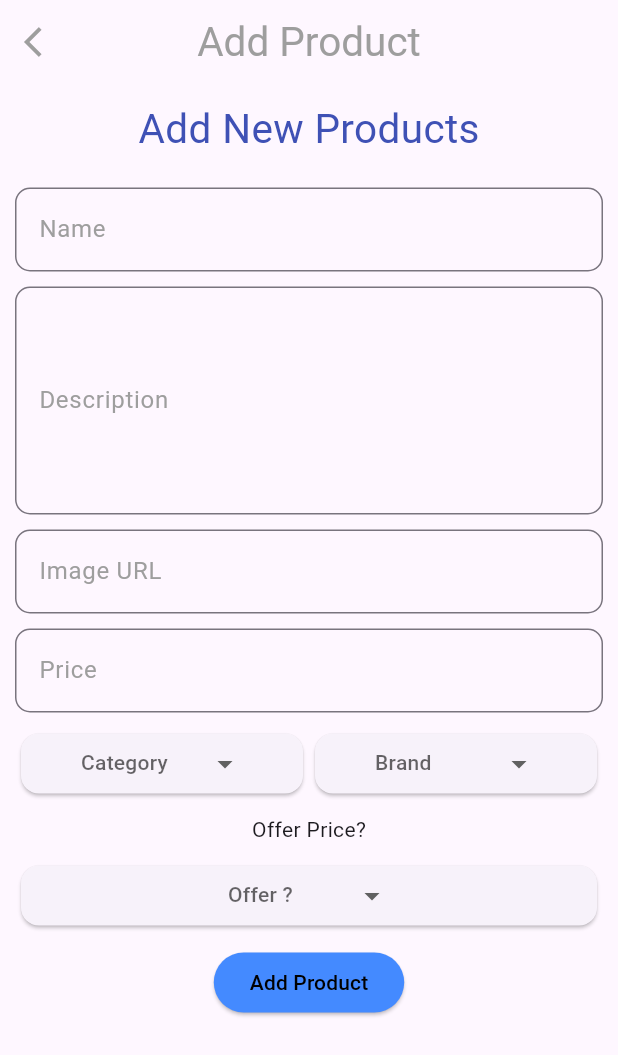
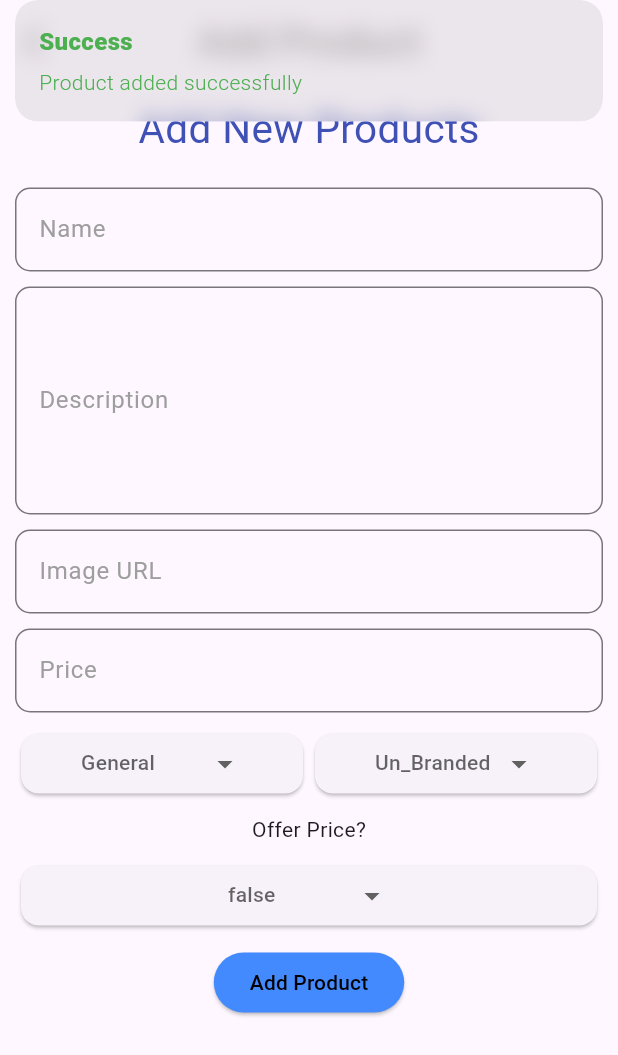
Before and after one commit to HRIDHYAMM/ecommapp, a Flutter app: the AddproductPage screen opened directly, after a tap on "Add Product", on a phone screen of 412 x 824 dp. Shown: the top 1055 px of the screen. Run offline on Flutter 3.47's test engine with Material 3 defaults, Android fonts, the light colour scheme and no system bars; drawn by our look-alikes of dropdown_button2; our stand-ins replace cloud_firestore, firebase_core, get; accounts and stored records are empty.

Commit message:
update the addproduct page

```diff
--- /dev/null
+++ b/lib/controller/homecontroller.dart
@@ -0,0 +1,62 @@
+import 'package:cloud_firestore/cloud_firestore.dart';
+import 'package:ecommapp/model/Products/products.dart';
+import 'package:flutter/material.dart';
+import 'package:get/get.dart';
+
+class HomeController extends GetxController {
+  // Initialize Firebase Firestore instance
+  final FirebaseFirestore firestore = FirebaseFirestore.instance;
+
+  late CollectionReference productCollectionReference;
+
+
+  TextEditingController productnamecontrooler=TextEditingController();
+  TextEditingController descriptioncontrooler=TextEditingController();
+  TextEditingController imageurlcontroller=TextEditingController();
+  TextEditingController pricecontrooler=TextEditingController();
+
+
+  String category="General";
+  String brand="Un_Branded";
+  bool offer=false;
+
+  @override
+  void onInit() {
+    super.onInit();
+    productCollectionReference = firestore.collection('Products');
+  }
+
+  void addProduct() {
+    try {
+      DocumentReference doc = productCollectionReference.doc();
+
+      // Create an instance of the Products class
+      Products product = Products(
+        id: doc.id,
+        name:productnamecontrooler.text,
+        category: category,
+        description: descriptioncontrooler.text,
+        offer: offer,
+        price: double.tryParse(pricecontrooler.text),
+        image: imageurlcontroller.text,
+        brand: brand,
+      );
+
+      final productJson = product.toJson();
+      doc.set(productJson);
+
+      Get.snackbar(
+        "Success",
+        "Product added successfully",
+        colorText: Colors.green,
+      );
+    } catch (e) {
+      Get.snackbar(
+        "Error",
+        e.toString(),
+        colorText: Colors.red,
+      );
+      print(e);
+    }
+  }
+}
--- a/lib/main.dart
+++ b/lib/main.dart
@@ -1,13 +1,17 @@
+import 'package:ecommapp/controller/homecontroller.dart';
 import 'package:ecommapp/firebase_options.dart';
 import 'package:ecommapp/pages/home.dart';
 import 'package:firebase_core/firebase_core.dart';
 import 'package:flutter/material.dart';
 import 'package:get/get.dart';
+
 void main()async{
+
   WidgetsFlutterBinding.ensureInitialized();
   await Firebase.initializeApp(
-    options: DefaultFirebaseOptions.currentPlatform
+  options: DefaultFirebaseOptions.currentPlatform
   );
+    Get.put(HomeController());
   runApp(const MyApp());
 }
 
--- /dev/null
+++ b/lib/model/products/products.dart
@@ -0,0 +1,44 @@
+import 'package:json_annotation/json_annotation.dart';
+
+part 'products.g.dart'; // This should match the generated file name
+
+@JsonSerializable()
+class Products {
+  @JsonKey(name: "id")
+  String? id;
+
+  @JsonKey(name: "name")
+  String? name;
+
+  @JsonKey(name: "description")
+  String? description;
+
+  @JsonKey(name: "category")
+  String? category;
+
+  @JsonKey(name: "image")
+  String? image;
+
+  @JsonKey(name: "price")
+  double? price;
+
+  @JsonKey(name: "brand")
+  String? brand;
+
+  @JsonKey(name: "offer")
+  bool? offer;
+
+  Products({
+    this.id,
+    this.name,
+    this.description,
+    this.category,
+    this.image,
+    this.price,
+    this.brand,
+    this.offer,
+  });
+
+  factory Products.fromJson(Map<String, dynamic> json) => _$ProductsFromJson(json);
+  Map<String, dynamic> toJson() => _$ProductsToJson(this);
+}
--- a/lib/pages/addproduct.dart
+++ b/lib/pages/addproduct.dart
@@ -1,11 +1,15 @@
+import 'package:ecommapp/controller/homecontroller.dart';
 import 'package:ecommapp/widget/dropdownbtn.dart';
 import 'package:flutter/material.dart';
+import 'package:get/get.dart';
 
 class AddproductPage extends StatelessWidget {
   const AddproductPage({super.key});
 
   @override
   Widget build(BuildContext context) {
+    return GetBuilder<HomeController>(
+      builder: (addproduct) {
         return Scaffold(
           appBar: AppBar(
             automaticallyImplyLeading: false,
@@ -30,6 +34,7 @@ class AddproductPage extends StatelessWidget {
                     height: 20,
                   ),
                   TextField(
+                    controller: addproduct.productnamecontrooler,
                     decoration: InputDecoration(
 
                       hintText: "Product Name",
@@ -54,6 +59,7 @@ class AddproductPage extends StatelessWidget {
                     height: 10,
                   ),
                   TextField(
+                    controller: addproduct.descriptioncontrooler,
                    maxLines: 5,
                     decoration: InputDecoration(
 
@@ -79,6 +85,7 @@ class AddproductPage extends StatelessWidget {
                     height: 10,
                   ),
                   TextField(
+                    controller: addproduct.imageurlcontroller,
                     decoration: InputDecoration(
 
                       hintText: "Image URL",
@@ -103,6 +110,7 @@ class AddproductPage extends StatelessWidget {
                     height: 10,
                   ),
                   TextField(
+                    controller: addproduct.pricecontrooler,
                     decoration: InputDecoration(
 
                       hintText: "Product Price",
@@ -128,14 +136,21 @@ class AddproductPage extends StatelessWidget {
                   ),
                 Row(
                   children: [
-                 Flexible(child: Dropdownbtn(items: ["Cat1","Cat2","Cat3"],SelectedItemName: "Category",
+                     Flexible(child: Dropdownbtn(items: ["Cat1","Cat2","Cat3"],
+                     SelectedItemName: addproduct.category,
+
                     onChangedValue: (selectedItem){
-                  print(selectedItem);
+
+                      addproduct.category=selectedItem ?? "General";
+                      addproduct.update();
                     },
                      )),
-                   Flexible(child: Dropdownbtn(items: ["brand1","brand2","brand3"],SelectedItemName: "Brand",
+                       Flexible(child: Dropdownbtn(items: ["brand1","brand2","brand3"],
+                       SelectedItemName: addproduct.brand,
                        onChangedValue: (selectedItem){
-                    print(selectedItem);
+
+                        addproduct.brand=selectedItem ?? "Un_Branded";
+                        addproduct.update();
                        },
                         ))
                   ],
@@ -147,9 +162,12 @@ class AddproductPage extends StatelessWidget {
                 SizedBox(
                     height: 10,
                   ),
-              Dropdownbtn(items: ["Yes","No"],SelectedItemName: "Offer ?",
+                  Dropdownbtn(items: ["true","false"],
+                  SelectedItemName:addproduct.offer.toString(),
                   onChangedValue: (selectedItem){
-                print(selectedItem);
+
+                    addproduct.offer=bool.tryParse(selectedItem ??'false') ?? false;
+                    addproduct.update();
                   },
                   ),
                    SizedBox(
@@ -160,11 +178,15 @@ class AddproductPage extends StatelessWidget {
                     backgroundColor: Colors.blueAccent,
                     foregroundColor: Colors.black
                    ),
-                onPressed: (){}, child: Text("Add Product"))
+                    onPressed: (){
+                      addproduct.addProduct();
+                    }, child: Text("Add Product"))
                 ],
               ),
             ),
           ) ,
         );
       }
+    );
   }
+}
--- a/lib/pages/home.dart
+++ b/lib/pages/home.dart
@@ -1,3 +1,4 @@
+import 'package:ecommapp/controller/homecontroller.dart';
 import 'package:ecommapp/pages/addproduct.dart';
 import 'package:flutter/material.dart';
 import 'package:get/get.dart';
@@ -7,6 +8,8 @@ class HomePage extends StatelessWidget {
 
   @override
   Widget build(BuildContext context) {
+    return GetBuilder<HomeController>(
+      builder: (home) {
         return Scaffold(
           appBar: AppBar(
             centerTitle: true,
@@ -20,7 +23,9 @@ class HomePage extends StatelessWidget {
             itemBuilder: (context,index){
 
             return ListTile(
-          trailing: IconButton(onPressed: (){}, icon: Icon(Icons.delete,color: Colors.red,)),
+              trailing: IconButton(onPressed: (){
+
+              }, icon: Icon(Icons.delete,color: Colors.red,)),
               title: Text("Name"),
               subtitle: Text("Price"),
             );
@@ -32,4 +37,6 @@ class HomePage extends StatelessWidget {
           ),
         );
       }
+    );
   }
+}
```
Also changed, not shown: pubspec.yaml (+4 -40 lines), lib/model/products/products.g.dart (added), pubspec.lock. Lines whose indentation alone changed are shown as unchanged.
